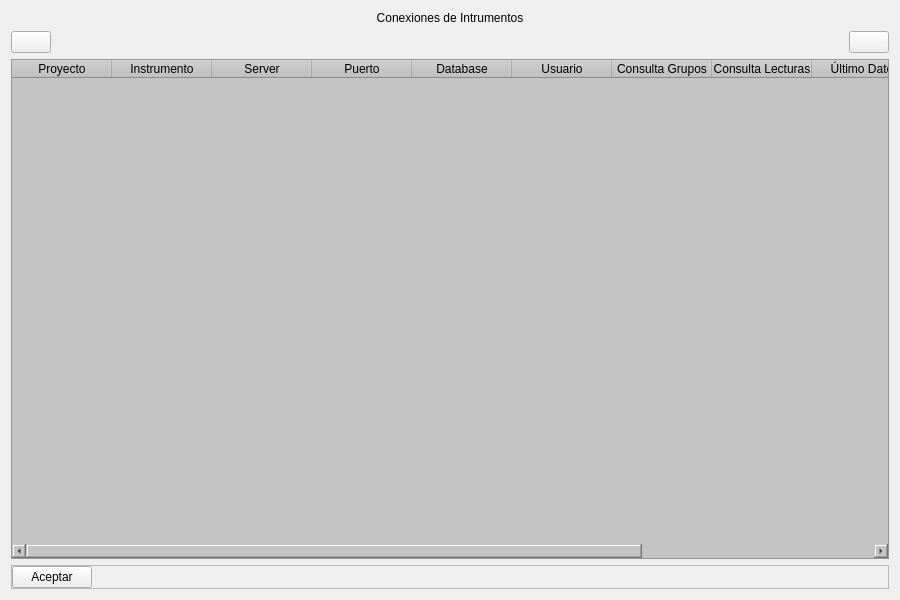
ivanrv23/E-Monitoring-SqlServer, file ui/conexiones.ui: the form before one commit.
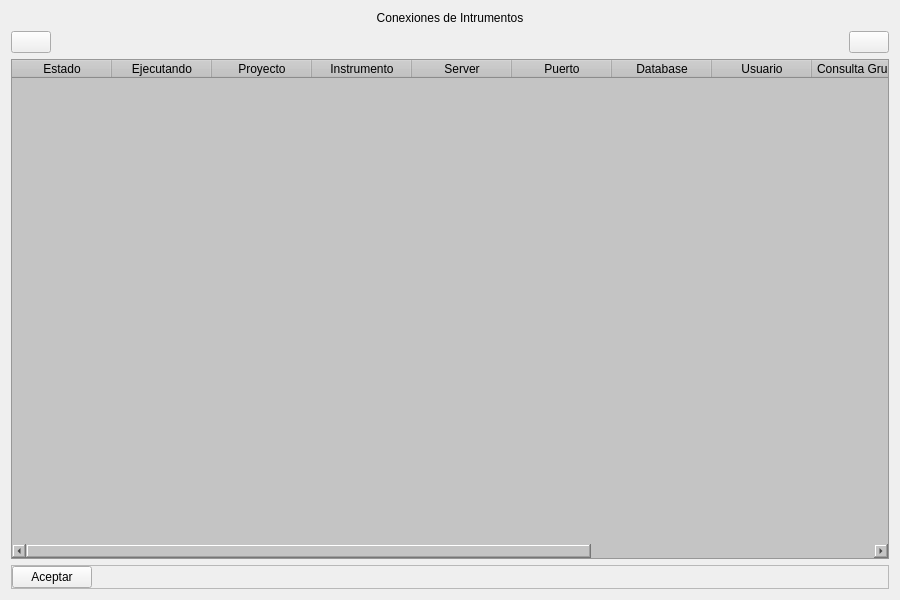
The form after the commit.

Patch:
```diff
--- a/ui/conexiones.ui
+++ b/ui/conexiones.ui
@@ -75,6 +75,16 @@
      <property name="styleSheet">
       <string notr="true">background-color: rgb(196, 196, 196);</string>
      </property>
+     <column>
+      <property name="text">
+       <string>Estado</string>
+      </property>
+     </column>
+     <column>
+      <property name="text">
+       <string>Ejecutando</string>
+      </property>
+     </column>
      <column>
       <property name="text">
        <string>Proyecto</string>
@@ -125,11 +135,6 @@
        <string>Frecuencia (min)</string>
       </property>
      </column>
-     <column>
-      <property name="text">
-       <string>Estado</string>
-      </property>
-     </column>
     </widget>
    </item>
    <item>
```
